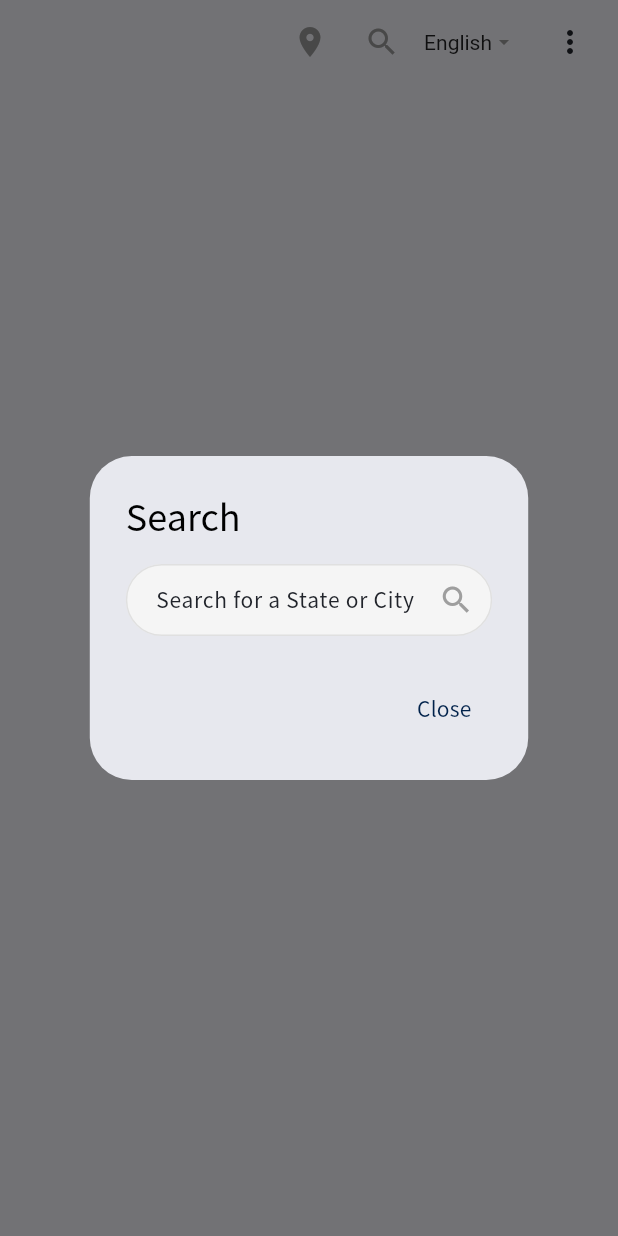
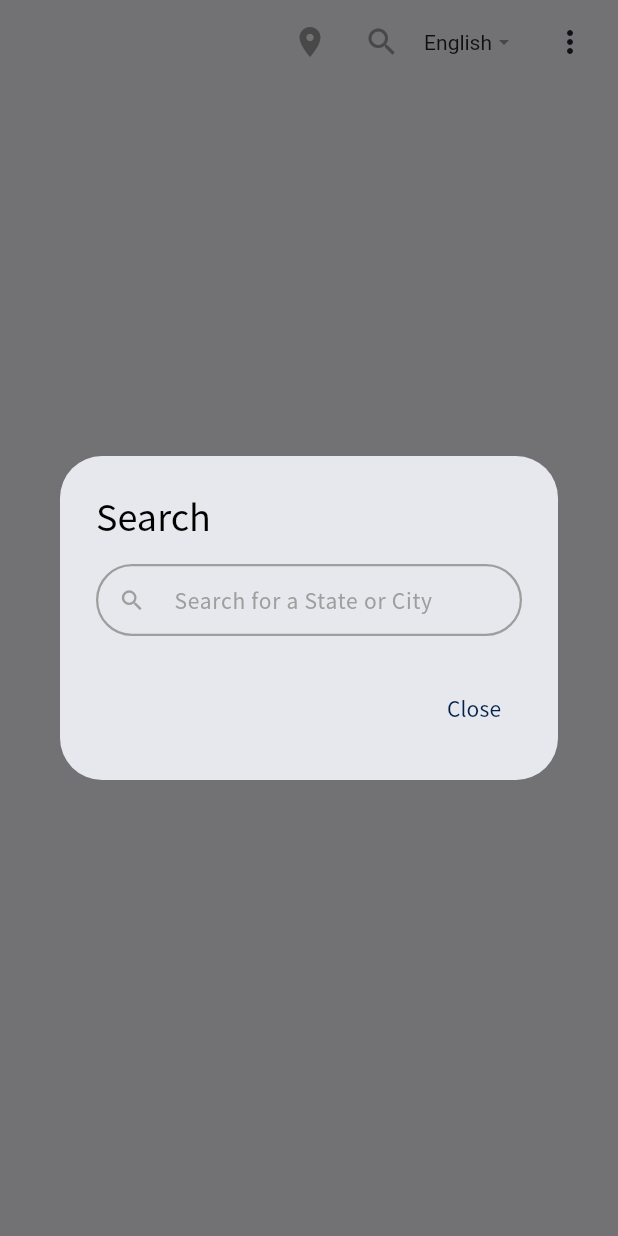
Before and after one commit to juheekim1217/jippin, a Flutter app: the AdaptiveNavBar widget shown alone on an empty page, opened directly with empty values, after a tap on the "search" icon, on a phone screen of 412 x 824 dp. Run offline on Flutter 3.47's test engine with Material 3 defaults, Android fonts, the phone set to English and light mode, and no system bars; our stand-ins replace dropdown_search, flutter_dotenv, go_router, google_fonts, supabase_flutter; accounts and stored records are empty.

Commit message:
Fixed country and search icons

```diff
--- a/lib/component/adaptive_nav_bar.dart
+++ b/lib/component/adaptive_nav_bar.dart
@@ -37,65 +37,15 @@ class AdaptiveNavBar extends StatefulWidget implements PreferredSizeWidget {
 }
 
 class _AdaptiveNavBarState extends State<AdaptiveNavBar> {
-  final TextEditingController searchController = TextEditingController();
-  final FocusNode searchFocusNode = FocusNode(); // ✅ Added for better focus handling
+  // final TextEditingController searchController = TextEditingController();
+  // final FocusNode searchFocusNode = FocusNode(); // ✅ Added for better focus handling
 
-  @override
-  void dispose() {
-    searchController.dispose(); // ✅ Prevent memory leaks
-    searchFocusNode.dispose(); // ✅ Properly dispose of the focus node
-    super.dispose();
-  }
-
-  // pass search user input to parent widget
-  // void _handleSearch() {
-  //   FocusScope.of(context).unfocus(); // ✅ Ensure keyboard closes
-  //   widget.onSearch(searchController.text);
+  // @override
+  // void dispose() {
+  //   searchController.dispose(); // ✅ Prevent memory leaks
+  //   searchFocusNode.dispose(); // ✅ Properly dispose of the focus node
+  //   super.dispose();
   // }
-
-  void _handleSearchDialog() {
-    FocusScope.of(context).unfocus(); // ✅ Ensure keyboard closes
-    //widget.onSearch(searchController.text);
-    Navigator.pop(context);
-  }
-
-  // 🔹 Popup Search (For Small Screens)
-  void _showSearchDialog(BuildContext context) {
-    showDialog(
-      context: context,
-      builder: (context) {
-        return AlertDialog(
-          title: Text(AppLocalizations.of(context).search),
-          content: _buildSearchDialogTextField(context),
-          actions: [
-            TextButton(
-              onPressed: () => Navigator.pop(context),
-              child: Text(AppLocalizations.of(context).close),
-            ),
-          ],
-        );
-      },
-    );
-  }
-
-  // 🔹 Popup Search (For Small Screens)
-  void _showCountryDialog(BuildContext context, localeProvider, Locale currentLocale, Color navbarBackgroundColor) {
-    showDialog(
-      context: context,
-      builder: (context) {
-        return AlertDialog(
-          title: Text(AppLocalizations.of(context).selectCountry),
-          content: _buildCountryDialogTextField(context, localeProvider, currentLocale, navbarBackgroundColor),
-          actions: [
-            TextButton(
-              onPressed: () => Navigator.pop(context),
-              child: Text(AppLocalizations.of(context).close),
-            ),
-          ],
-        );
-      },
-    );
-  }
 
   @override
   Widget build(BuildContext context) {
@@ -126,8 +76,8 @@ class _AdaptiveNavBarState extends State<AdaptiveNavBar> {
         ],
       ),
       actions: [
-        if (widget.screenWidth <= smallScreenWidth) _buildCountryButton(localeProvider, currentLocale, navbarBackgroundColor),
-        if (widget.screenWidth <= smallScreenWidth) _buildSearchBarButton(),
+        if (widget.screenWidth <= smallScreenWidth) _buildCountryDropdownButton(localeProvider, currentLocale, navbarBackgroundColor, initialCountryName),
+        if (widget.screenWidth <= smallScreenWidth) _buildSearchBarButton(localeProvider),
         if (widget.screenWidth > mediumScreenWidth) _buildSubmitButton(),
         _buildLanguageDropdown(localeProvider, currentLocale, navbarBackgroundColor),
         if (widget.screenWidth <= mediumScreenWidth) _buildPopupMenuButton(),
@@ -172,27 +122,36 @@ class _AdaptiveNavBarState extends State<AdaptiveNavBar> {
     );
   }
 
-  Widget _buildCountryButton(localeProvider, Locale currentLocale, Color navbarBackgroundColor) {
+  Widget _buildCountryDropdownButton(localeProvider, Locale currentLocale, Color navbarBackgroundColor, String initialCountryName) {
     return IconButton(
       padding: EdgeInsets.zero, // ✅ Removes default padding
       constraints: BoxConstraints(), // ✅ Prevents extra space
       icon: Icon(Icons.location_on, color: Colors.grey),
       onPressed: () {
-        _showCountryDialog(context, localeProvider, currentLocale, navbarBackgroundColor);
-      },
-    );
-  }
-
-  // 🔹 Popup Country (For Small Screens) Text field widget
-  Widget _buildCountryDialogTextField(BuildContext context, localeProvider, Locale currentLocale, Color navbarBackgroundColor) {
-    String initialCountryName = localeProvider.defaultCountry.getCountryName(localeProvider.defaultLanguage.code);
-    return CountryAutoCompleteField(
-      width: 150,
-      initialCountryName: initialCountryName,
-      onChanged: (String? newValue, String? countryName) {
-        if (newValue != null) {
-          localeProvider.setDefaultCountry(newValue, countryName!);
-        }
+        showDialog(
+          context: context,
+          builder: (context) {
+            return AlertDialog(
+              title: Text(AppLocalizations.of(context).selectCountry),
+              content: CountryDropdownSearch(
+                localeProvider: localeProvider,
+                initialCountryName: initialCountryName,
+                onChanged: (String? newValue, String? countryName) {
+                  if (newValue != null) {
+                    localeProvider.setCountry(newValue, countryName!);
+                  }
+                },
+              ),
+              actions: [
+                TextButton(
+                  onPressed: () => Navigator.pop(context),
+                  child: Text(AppLocalizations.of(context).close),
+                ),
+              ],
+            );
+          },
+        );
+        //_showCountryDialog(context, localeProvider, currentLocale, navbarBackgroundColor);
       },
     );
   }
@@ -218,47 +177,33 @@ class _AdaptiveNavBarState extends State<AdaptiveNavBar> {
     );
   }
 
-  Widget _buildSearchBarButton() {
+  Widget _buildSearchBarButton(localeProvider) {
     return IconButton(
       icon: Icon(Icons.search, color: Colors.grey),
       onPressed: () {
-        _showSearchDialog(context);
+        showDialog(
+          context: context,
+          builder: (context) {
+            return AlertDialog(
+              title: Text(AppLocalizations.of(context).search),
+              content: AddressAutocompleteField(
+                localeProvider: localeProvider,
+                onChangedAddress: (Address address) {
+                  FocusScope.of(context).unfocus(); // ✅ Ensure keyboard closes
+                  widget.onSearch(address);
+                  Navigator.pop(context); // Close the popup dialog
+                },
+              ), // Only the address search field,
+              actions: [
+                TextButton(
+                  onPressed: () => Navigator.pop(context),
+                  child: Text(AppLocalizations.of(context).close),
+                ),
+              ],
+            );
+          },
+        );
       },
-    );
-  }
-
-  // 🔹 Popup Search (For Small Screens) Text field widget
-  Widget _buildSearchDialogTextField(BuildContext context) {
-    return TextField(
-      autofocus: false,
-      // Prevents unnecessary refocus
-      style: TextStyle(fontSize: 14, color: Colors.black87),
-      decoration: InputDecoration(
-        hintText: AppLocalizations.of(context).search_location,
-        // Replace with localization if needed
-        suffixIcon: IconButton(
-          icon: Icon(Icons.search, color: Colors.grey),
-          onPressed: _handleSearchDialog, // 🔥 Trigger search on icon click
-        ),
-        //Icon(Icons.search, color: Colors.grey),
-        contentPadding: const EdgeInsets.symmetric(vertical: 6, horizontal: 16),
-        border: OutlineInputBorder(
-          borderRadius: BorderRadius.circular(24.0),
-          borderSide: BorderSide(color: Colors.grey.shade400, width: 1.0),
-        ),
-        enabledBorder: OutlineInputBorder(
-          borderRadius: BorderRadius.circular(24.0),
-          borderSide: BorderSide(color: Colors.grey.shade300, width: 1.0),
-        ),
-        focusedBorder: OutlineInputBorder(
-          borderRadius: BorderRadius.circular(24.0),
-          borderSide: BorderSide(color: Colors.blue.shade300, width: 1.5),
-        ),
-        fillColor: Colors.grey.shade100,
-        filled: true,
-      ),
-      onSubmitted: (value) => _handleSearchDialog(),
-      controller: searchController,
     );
   }
 
```
